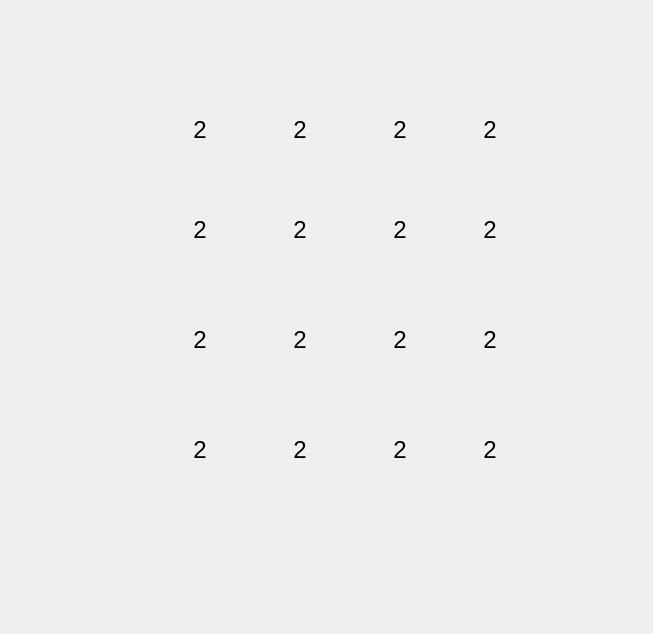
Old version of the form exam/ui/game_2048_form.ui in the repository galexandrus/DevPyQtHomework.
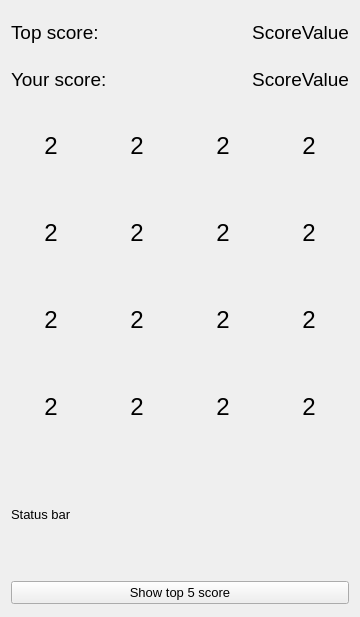
New version of the form.

Commit message: exam task game 2048 ready to play

Diff of the .ui file:
```diff
--- a/exam/ui/game_2048_form.ui
+++ b/exam/ui/game_2048_form.ui
@@ -6,22 +6,154 @@
    <rect>
     <x>0</x>
     <y>0</y>
-    <width>653</width>
-    <height>634</height>
+    <width>358</width>
+    <height>617</height>
    </rect>
   </property>
   <property name="windowTitle">
    <string>Form</string>
   </property>
+  <layout class="QVBoxLayout" name="verticalLayout">
+   <item>
+    <layout class="QHBoxLayout" name="horizontalLayout">
+     <item>
+      <widget class="QLabel" name="labelTopScore">
+       <property name="minimumSize">
+        <size>
+         <width>120</width>
+         <height>40</height>
+        </size>
+       </property>
+       <property name="maximumSize">
+        <size>
+         <width>120</width>
+         <height>40</height>
+        </size>
+       </property>
+       <property name="font">
+        <font>
+         <pointsize>14</pointsize>
+        </font>
+       </property>
+       <property name="text">
+        <string>Top score:</string>
+       </property>
+      </widget>
+     </item>
+     <item>
+      <spacer name="horizontalSpacer_2">
+       <property name="orientation">
+        <enum>Qt::Horizontal</enum>
+       </property>
+       <property name="sizeHint" stdset="0">
+        <size>
+         <width>40</width>
+         <height>20</height>
+        </size>
+       </property>
+      </spacer>
+     </item>
+     <item>
+      <widget class="QLabel" name="labelTopScoreValue">
+       <property name="minimumSize">
+        <size>
+         <width>150</width>
+         <height>40</height>
+        </size>
+       </property>
+       <property name="maximumSize">
+        <size>
+         <width>150</width>
+         <height>40</height>
+        </size>
+       </property>
+       <property name="font">
+        <font>
+         <pointsize>14</pointsize>
+        </font>
+       </property>
+       <property name="text">
+        <string>ScoreValue</string>
+       </property>
+       <property name="alignment">
+        <set>Qt::AlignRight|Qt::AlignTrailing|Qt::AlignVCenter</set>
+       </property>
+      </widget>
+     </item>
+    </layout>
+   </item>
+   <item>
+    <layout class="QHBoxLayout" name="horizontalLayout_2">
+     <item>
+      <widget class="QLabel" name="labelYourScore">
+       <property name="minimumSize">
+        <size>
+         <width>120</width>
+         <height>40</height>
+        </size>
+       </property>
+       <property name="maximumSize">
+        <size>
+         <width>120</width>
+         <height>40</height>
+        </size>
+       </property>
+       <property name="font">
+        <font>
+         <pointsize>14</pointsize>
+        </font>
+       </property>
+       <property name="text">
+        <string>Your score:</string>
+       </property>
+      </widget>
+     </item>
+     <item>
+      <spacer name="horizontalSpacer">
+       <property name="orientation">
+        <enum>Qt::Horizontal</enum>
+       </property>
+       <property name="sizeHint" stdset="0">
+        <size>
+         <width>40</width>
+         <height>20</height>
+        </size>
+       </property>
+      </spacer>
+     </item>
+     <item>
+      <widget class="QLabel" name="labelYourScoreValue">
+       <property name="minimumSize">
+        <size>
+         <width>150</width>
+         <height>40</height>
+        </size>
+       </property>
+       <property name="maximumSize">
+        <size>
+         <width>150</width>
+         <height>40</height>
+        </size>
+       </property>
+       <property name="font">
+        <font>
+         <pointsize>14</pointsize>
+        </font>
+       </property>
+       <property name="text">
+        <string>ScoreValue</string>
+       </property>
+       <property name="alignment">
+        <set>Qt::AlignRight|Qt::AlignTrailing|Qt::AlignVCenter</set>
+       </property>
+      </widget>
+     </item>
+    </layout>
+   </item>
+   <item>
+    <layout class="QHBoxLayout" name="horizontalLayout_3">
+     <item>
   <widget class="QLabel" name="label_00">
-   <property name="geometry">
-    <rect>
-     <x>160</x>
-     <y>90</y>
-     <width>80</width>
-     <height>80</height>
-    </rect>
-   </property>
    <property name="minimumSize">
     <size>
      <width>80</width>
@@ -49,15 +181,9 @@
     <set>Qt::AlignCenter</set>
    </property>
   </widget>
+     </item>
+     <item>
   <widget class="QLabel" name="label_01">
-   <property name="geometry">
-    <rect>
-     <x>260</x>
-     <y>90</y>
-     <width>80</width>
-     <height>80</height>
-    </rect>
-   </property>
    <property name="minimumSize">
     <size>
      <width>80</width>
@@ -85,15 +211,9 @@
     <set>Qt::AlignCenter</set>
    </property>
   </widget>
+     </item>
+     <item>
   <widget class="QLabel" name="label_02">
-   <property name="geometry">
-    <rect>
-     <x>360</x>
-     <y>90</y>
-     <width>80</width>
-     <height>80</height>
-    </rect>
-   </property>
    <property name="minimumSize">
     <size>
      <width>80</width>
@@ -121,15 +241,9 @@
     <set>Qt::AlignCenter</set>
    </property>
   </widget>
+     </item>
+     <item>
   <widget class="QLabel" name="label_03">
-   <property name="geometry">
-    <rect>
-     <x>450</x>
-     <y>90</y>
-     <width>80</width>
-     <height>80</height>
-    </rect>
-   </property>
    <property name="minimumSize">
     <size>
      <width>80</width>
@@ -157,51 +271,13 @@
     <set>Qt::AlignCenter</set>
    </property>
   </widget>
-  <widget class="QLabel" name="label_13">
-   <property name="geometry">
-    <rect>
-     <x>450</x>
-     <y>190</y>
-     <width>80</width>
-     <height>80</height>
-    </rect>
-   </property>
-   <property name="minimumSize">
-    <size>
-     <width>80</width>
-     <height>80</height>
-    </size>
-   </property>
-   <property name="maximumSize">
-    <size>
-     <width>80</width>
-     <height>80</height>
-    </size>
-   </property>
-   <property name="font">
-    <font>
-     <pointsize>18</pointsize>
-     <italic>false</italic>
-     <bold>false</bold>
-     <underline>false</underline>
-    </font>
-   </property>
-   <property name="text">
-    <string>2</string>
-   </property>
-   <property name="alignment">
-    <set>Qt::AlignCenter</set>
-   </property>
-  </widget>
+     </item>
+    </layout>
+   </item>
+   <item>
+    <layout class="QHBoxLayout" name="horizontalLayout_4">
+     <item>
   <widget class="QLabel" name="label_10">
-   <property name="geometry">
-    <rect>
-     <x>160</x>
-     <y>190</y>
-     <width>80</width>
-     <height>80</height>
-    </rect>
-   </property>
    <property name="minimumSize">
     <size>
      <width>80</width>
@@ -229,15 +305,9 @@
     <set>Qt::AlignCenter</set>
    </property>
   </widget>
+     </item>
+     <item>
   <widget class="QLabel" name="label_11">
-   <property name="geometry">
-    <rect>
-     <x>260</x>
-     <y>190</y>
-     <width>80</width>
-     <height>80</height>
-    </rect>
-   </property>
    <property name="minimumSize">
     <size>
      <width>80</width>
@@ -265,15 +335,9 @@
     <set>Qt::AlignCenter</set>
    </property>
   </widget>
+     </item>
+     <item>
   <widget class="QLabel" name="label_12">
-   <property name="geometry">
-    <rect>
-     <x>360</x>
-     <y>190</y>
-     <width>80</width>
-     <height>80</height>
-    </rect>
-   </property>
    <property name="minimumSize">
     <size>
      <width>80</width>
@@ -301,15 +365,9 @@
     <set>Qt::AlignCenter</set>
    </property>
   </widget>
-  <widget class="QLabel" name="label_22">
-   <property name="geometry">
-    <rect>
-     <x>360</x>
-     <y>300</y>
-     <width>80</width>
-     <height>80</height>
-    </rect>
-   </property>
+     </item>
+     <item>
+      <widget class="QLabel" name="label_13">
    <property name="minimumSize">
     <size>
      <width>80</width>
@@ -337,15 +395,13 @@
     <set>Qt::AlignCenter</set>
    </property>
   </widget>
+     </item>
+    </layout>
+   </item>
+   <item>
+    <layout class="QHBoxLayout" name="horizontalLayout_5">
+     <item>
   <widget class="QLabel" name="label_20">
-   <property name="geometry">
-    <rect>
-     <x>160</x>
-     <y>300</y>
-     <width>80</width>
-     <height>80</height>
-    </rect>
-   </property>
    <property name="minimumSize">
     <size>
      <width>80</width>
@@ -373,15 +429,39 @@
     <set>Qt::AlignCenter</set>
    </property>
   </widget>
+     </item>
+     <item>
   <widget class="QLabel" name="label_21">
-   <property name="geometry">
-    <rect>
-     <x>260</x>
-     <y>300</y>
+       <property name="minimumSize">
+        <size>
      <width>80</width>
      <height>80</height>
-    </rect>
-   </property>
+        </size>
+       </property>
+       <property name="maximumSize">
+        <size>
+         <width>80</width>
+         <height>80</height>
+        </size>
+       </property>
+       <property name="font">
+        <font>
+         <pointsize>18</pointsize>
+         <italic>false</italic>
+         <bold>false</bold>
+         <underline>false</underline>
+        </font>
+       </property>
+       <property name="text">
+        <string>2</string>
+       </property>
+       <property name="alignment">
+        <set>Qt::AlignCenter</set>
+       </property>
+      </widget>
+     </item>
+     <item>
+      <widget class="QLabel" name="label_22">
    <property name="minimumSize">
     <size>
      <width>80</width>
@@ -409,15 +489,9 @@
     <set>Qt::AlignCenter</set>
    </property>
   </widget>
+     </item>
+     <item>
   <widget class="QLabel" name="label_23">
-   <property name="geometry">
-    <rect>
-     <x>450</x>
-     <y>300</y>
-     <width>80</width>
-     <height>80</height>
-    </rect>
-   </property>
    <property name="minimumSize">
     <size>
      <width>80</width>
@@ -445,51 +519,13 @@
     <set>Qt::AlignCenter</set>
    </property>
   </widget>
-  <widget class="QLabel" name="label_33">
-   <property name="geometry">
-    <rect>
-     <x>450</x>
-     <y>410</y>
-     <width>80</width>
-     <height>80</height>
-    </rect>
-   </property>
-   <property name="minimumSize">
-    <size>
-     <width>80</width>
-     <height>80</height>
-    </size>
-   </property>
-   <property name="maximumSize">
-    <size>
-     <width>80</width>
-     <height>80</height>
-    </size>
-   </property>
-   <property name="font">
-    <font>
-     <pointsize>18</pointsize>
-     <italic>false</italic>
-     <bold>false</bold>
-     <underline>false</underline>
-    </font>
-   </property>
-   <property name="text">
-    <string>2</string>
-   </property>
-   <property name="alignment">
-    <set>Qt::AlignCenter</set>
-   </property>
-  </widget>
+     </item>
+    </layout>
+   </item>
+   <item>
+    <layout class="QHBoxLayout" name="horizontalLayout_6">
+     <item>
   <widget class="QLabel" name="label_30">
-   <property name="geometry">
-    <rect>
-     <x>160</x>
-     <y>410</y>
-     <width>80</width>
-     <height>80</height>
-    </rect>
-   </property>
    <property name="minimumSize">
     <size>
      <width>80</width>
@@ -517,51 +553,39 @@
     <set>Qt::AlignCenter</set>
    </property>
   </widget>
-  <widget class="QLabel" name="label_32">
-   <property name="geometry">
-    <rect>
-     <x>360</x>
-     <y>410</y>
-     <width>80</width>
-     <height>80</height>
-    </rect>
-   </property>
-   <property name="minimumSize">
-    <size>
-     <width>80</width>
-     <height>80</height>
-    </size>
-   </property>
-   <property name="maximumSize">
-    <size>
-     <width>80</width>
-     <height>80</height>
-    </size>
-   </property>
-   <property name="font">
-    <font>
-     <pointsize>18</pointsize>
-     <italic>false</italic>
-     <bold>false</bold>
-     <underline>false</underline>
-    </font>
-   </property>
-   <property name="text">
-    <string>2</string>
-   </property>
-   <property name="alignment">
-    <set>Qt::AlignCenter</set>
-   </property>
-  </widget>
+     </item>
+     <item>
   <widget class="QLabel" name="label_31">
-   <property name="geometry">
-    <rect>
-     <x>260</x>
-     <y>410</y>
+       <property name="minimumSize">
+        <size>
      <width>80</width>
      <height>80</height>
-    </rect>
-   </property>
+        </size>
+       </property>
+       <property name="maximumSize">
+        <size>
+         <width>80</width>
+         <height>80</height>
+        </size>
+       </property>
+       <property name="font">
+        <font>
+         <pointsize>18</pointsize>
+         <italic>false</italic>
+         <bold>false</bold>
+         <underline>false</underline>
+        </font>
+       </property>
+       <property name="text">
+        <string>2</string>
+       </property>
+       <property name="alignment">
+        <set>Qt::AlignCenter</set>
+       </property>
+      </widget>
+     </item>
+     <item>
+      <widget class="QLabel" name="label_32">
    <property name="minimumSize">
     <size>
      <width>80</width>
@@ -589,6 +613,76 @@
     <set>Qt::AlignCenter</set>
    </property>
   </widget>
+     </item>
+     <item>
+      <widget class="QLabel" name="label_33">
+       <property name="minimumSize">
+        <size>
+         <width>80</width>
+         <height>80</height>
+        </size>
+       </property>
+       <property name="maximumSize">
+        <size>
+         <width>80</width>
+         <height>80</height>
+        </size>
+       </property>
+       <property name="font">
+        <font>
+         <pointsize>18</pointsize>
+         <italic>false</italic>
+         <bold>false</bold>
+         <underline>false</underline>
+        </font>
+       </property>
+       <property name="text">
+        <string>2</string>
+       </property>
+       <property name="alignment">
+        <set>Qt::AlignCenter</set>
+       </property>
+      </widget>
+     </item>
+    </layout>
+   </item>
+   <item>
+    <widget class="QLabel" name="labelStatusBar">
+     <property name="minimumSize">
+      <size>
+       <width>300</width>
+       <height>120</height>
+      </size>
+     </property>
+     <property name="maximumSize">
+      <size>
+       <width>9999</width>
+       <height>120</height>
+      </size>
+     </property>
+     <property name="font">
+      <font>
+       <pointsize>10</pointsize>
+      </font>
+     </property>
+     <property name="text">
+      <string>Status bar</string>
+     </property>
+    </widget>
+   </item>
+   <item>
+    <widget class="QPushButton" name="pushButtonShowTop5">
+     <property name="font">
+      <font>
+       <pointsize>10</pointsize>
+      </font>
+     </property>
+     <property name="text">
+      <string>Show top 5 score</string>
+     </property>
+    </widget>
+   </item>
+  </layout>
  </widget>
  <resources/>
  <connections/>
```
Lines whose indentation alone changed are shown as unchanged. The commit also changes 3 other files.
